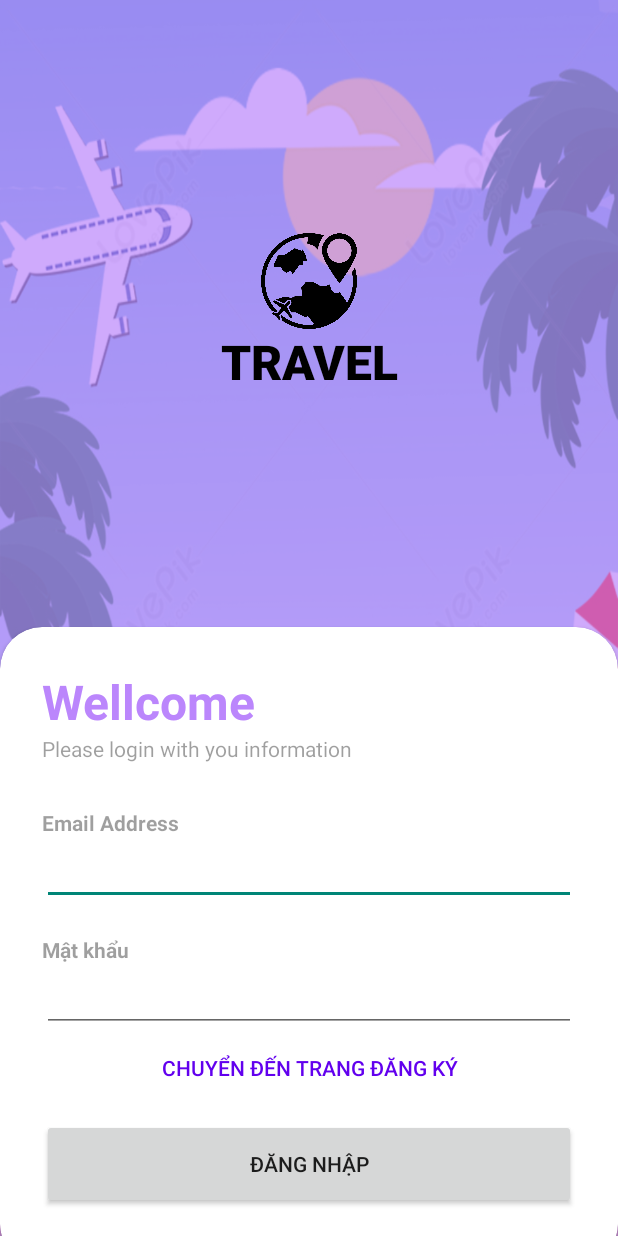
After one commit to tungn2002/btl_android, an Android app: the layout activity_login.xml on its own in the app's theme, with its tools: preview values and no code run, on a phone screen of 412 x 824 dp. The commit adds this screen. Run offline under Robolectric (Android 15) with nearby library versions, the phone set to English and light mode, and no system bars.

Commit message:
hoan thanh chuc nang dk, dn, dx,lichsu,huytour

```diff
--- /dev/null
+++ b/app/src/main/java/com/example/btl_android/LichSuActivity.java
@@ -0,0 +1,2 @@
+package com.example.btl_android;public class LichSuActivity {
+}
--- /dev/null
+++ b/app/src/main/java/com/example/btl_android/SigupActivity.java
@@ -0,0 +1,2 @@
+package com.example.btl_android;public class SigupActivity {
+}
--- /dev/null
+++ b/app/src/main/java/com/example/btl_android/User.java
@@ -0,0 +1,2 @@
+package com.example.btl_android;public class User {
+}
--- /dev/null
+++ b/app/src/main/java/com/example/btl_android/lichdathang/LichSuAdapter.java
@@ -0,0 +1,2 @@
+package com.example.btl_android.lichdathang;public class LichSuAdapter {
+}
--- /dev/null
+++ b/app/src/main/java/com/example/btl_android/lichdathang/LichSuItem.java
@@ -0,0 +1,2 @@
+package com.example.btl_android.lichdathang;public class LichSuItem {
+}
--- /dev/null
+++ b/app/src/main/res/layout/activity_login.xml
@@ -0,0 +1,121 @@
+<?xml version="1.0" encoding="utf-8"?>
+<RelativeLayout xmlns:android="http://schemas.android.com/apk/res/android"
+    xmlns:app="http://schemas.android.com/apk/res-auto"
+    xmlns:tools="http://schemas.android.com/tools"
+    android:layout_width="match_parent"
+    android:layout_height="match_parent"
+    android:background="@drawable/img"
+    tools:context=".MainActivity">
+
+    <RelativeLayout
+        android:layout_width="match_parent"
+        android:layout_height="match_parent"
+        android:background="@color/purple_200"
+        android:alpha="0.7"/>
+    <LinearLayout
+        android:layout_width="match_parent"
+        android:layout_height="match_parent"
+        android:orientation="vertical"
+        android:gravity="center"
+        android:layout_above="@+id/card_view"
+        android:padding="28dp">
+        <ImageView
+            android:layout_width="64dp"
+            android:layout_height="64dp"
+            android:src="@drawable/traidat"/>
+        <TextView
+            android:layout_width="wrap_content"
+            android:layout_height="wrap_content"
+            android:text="TRAVEL"
+            android:textStyle="bold"
+            android:fontFamily="sans-serif-medium"
+            android:gravity="center|top"
+            android:textSize="32sp"
+            android:textColor="@color/black"/>
+    </LinearLayout>
+    <androidx.cardview.widget.CardView
+        android:layout_width="match_parent"
+        android:layout_height="wrap_content"
+        android:layout_alignParentBottom="true"
+        app:cardCornerRadius="28dp"
+        android:layout_marginBottom="-20dp"
+        android:id="@+id/card_view">
+        <LinearLayout
+            android:layout_width="match_parent"
+            android:layout_height="wrap_content"
+            android:orientation="vertical"
+            android:padding="28dp">
+            <TextView
+                android:layout_width="wrap_content"
+                android:layout_height="wrap_content"
+                android:text="Wellcome"
+                android:textColor="@color/purple_200"
+                android:textSize="32sp"
+                android:textStyle="bold"/>
+            <TextView
+                android:layout_width="wrap_content"
+                android:layout_height="wrap_content"
+                android:text="Please login with you information"
+                android:alpha="0.7"/>
+            <!--    user name    -->
+            <View
+                android:layout_width="match_parent"
+                android:layout_height="30dp"/>
+            <TextView
+                android:layout_width="wrap_content"
+                android:layout_height="wrap_content"
+                android:text="Email Address"
+                android:alpha="0.7"
+                android:textStyle="bold"/>
+            <EditText
+                android:id="@+id/email"
+                android:layout_width="match_parent"
+                android:layout_height="wrap_content"
+                android:inputType="textEmailAddress"/>
+            <!--    password    -->
+            <View
+                android:layout_width="match_parent"
+                android:layout_height="20dp"/>
+
+            <TextView
+                android:layout_width="wrap_content"
+                android:layout_height="wrap_content"
+                android:alpha="0.7"
+                android:text="Mật khẩu"
+                android:textStyle="bold" />
+
+            <EditText
+                android:id="@+id/password"
+                android:layout_width="match_parent"
+                android:layout_height="wrap_content"
+                android:inputType="textEmailAddress" />
+            <RelativeLayout
+                android:layout_width="match_parent"
+                android:layout_height="wrap_content">
+
+                <Button
+                    android:id="@+id/sigup"
+                    android:layout_width="match_parent"
+                    android:layout_height="wrap_content"
+                    android:layout_centerInParent="true"
+                    android:background="@android:color/transparent"
+                    android:text="Chuyển đến trang đăng ký"
+                    android:textColor="#6200EE" />
+            </RelativeLayout>
+            <!--nút đăng nhập-->
+            <View
+                android:layout_width="match_parent"
+                android:layout_height="10dp"/>
+
+            <Button
+                android:id="@+id/login"
+                android:layout_width="match_parent"
+                android:layout_height="60dp"
+                android:text="Đăng nhập"
+                app:cornerRadius="32dp" />
+            <View
+                android:layout_width="match_parent"
+                android:layout_height="10dp"/>
+        </LinearLayout>
+    </androidx.cardview.widget.CardView>
+</RelativeLayout>
--- /dev/null
+++ b/app/src/main/res/layout/item_lichsu.xml
@@ -0,0 +1,6 @@
+<?xml version="1.0" encoding="utf-8"?>
+<androidx.constraintlayout.widget.ConstraintLayout xmlns:android="http://schemas.android.com/apk/res/android"
+             android:layout_width="match_parent"
+             android:layout_height="match_parent">
+
+</androidx.constraintlayout.widget.ConstraintLayout>
--- /dev/null
+++ b/app/src/main/res/layout/lichsu_activity.xml
@@ -0,0 +1,6 @@
+<?xml version="1.0" encoding="utf-8"?>
+<androidx.constraintlayout.widget.ConstraintLayout xmlns:android="http://schemas.android.com/apk/res/android"
+             android:layout_width="match_parent"
+             android:layout_height="match_parent">
+
+</androidx.constraintlayout.widget.ConstraintLayout>
--- a/app/src/main/res/values/colors.xml
+++ b/app/src/main/res/values/colors.xml
@@ -1,5 +1,10 @@
 <?xml version="1.0" encoding="utf-8"?>
 <resources>
+    <color name="purple_200">#FFBB86FC</color>
+    <color name="purple_500">#FF6200EE</color>
+    <color name="purple_700">#FF3700B3</color>
+    <color name="teal_200">#FF03DAC5</color>
+    <color name="teal_700">#FF018786</color>
     <color name="black">#FF000000</color>
     <color name="white">#FFFFFFFF</color>
 </resources>
--- /dev/null
+++ b/app/src/main/res/values/refs.xml
@@ -0,0 +1,3 @@
+<?xml version="1.0" encoding="utf-8"?>
+<resources>
+</resources>
```
Also changed, not shown: app/src/main/java/com/example/btl_android/UserDetailActivity.java (added, +85 -0 lines), app/src/main/res/layout/sigup_activity.xml (added, +164 -0 lines), app/src/main/res/layout/user_detail_layout.xml (added, +84 -0 lines), app/src/main/res/drawable/img.png (added), app/src/main/res/drawable/img_1.png (added), app/src/main/res/drawable/img_2.png (added), app/src/main/res/drawable/traidat.png (added).
